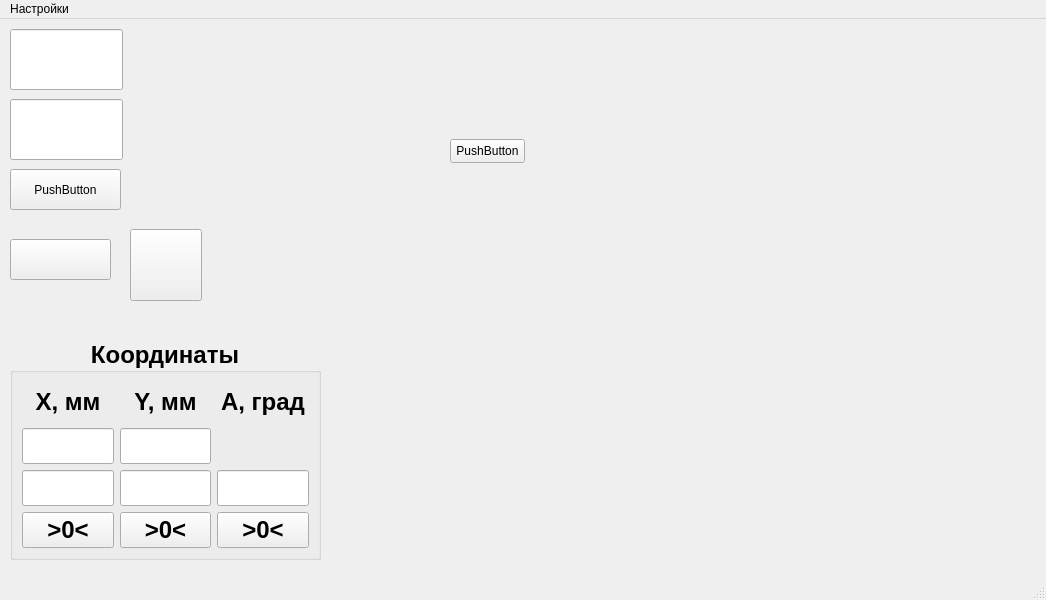
Old version of the form mainwindow.ui in the repository Wooferpenza/HMI.
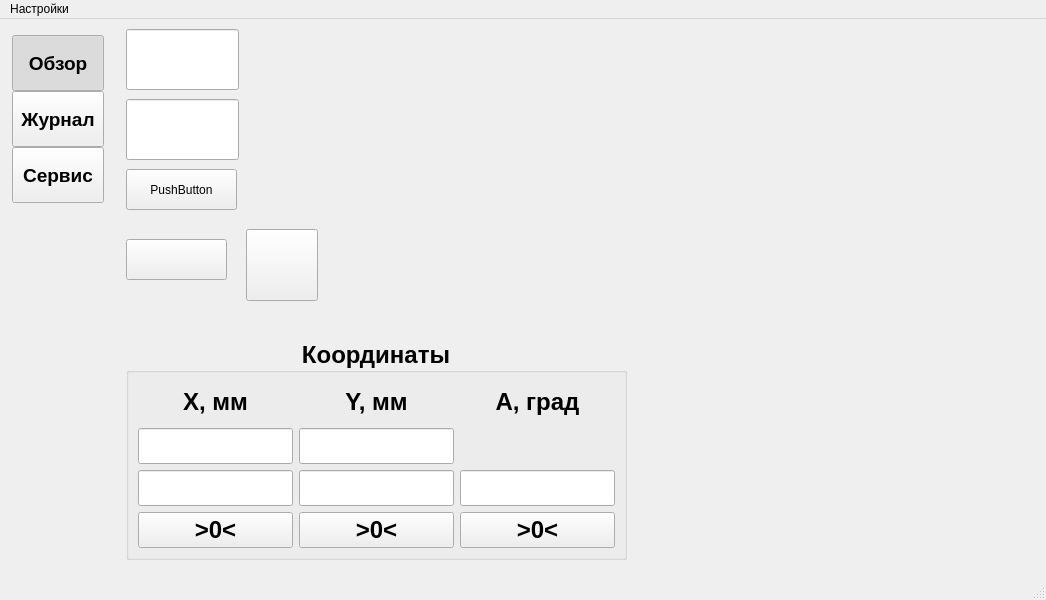
New version of the form. Custom widgets are drawn as their Qt base class.

Commit message: переключение окон

Diff of the .ui file:
```diff
--- a/mainwindow.ui
+++ b/mainwindow.ui
@@ -17,6 +17,188 @@
    <string>HMI</string>
   </property>
   <widget class="QWidget" name="centralwidget">
+   <layout class="QHBoxLayout" name="horizontalLayout_root">
+    <property name="spacing">
+     <number>0</number>
+    </property>
+    <property name="leftMargin">
+     <number>0</number>
+    </property>
+    <property name="topMargin">
+     <number>0</number>
+    </property>
+    <property name="rightMargin">
+     <number>0</number>
+    </property>
+    <property name="bottomMargin">
+     <number>0</number>
+    </property>
+    <item>
+     <layout class="QVBoxLayout" name="verticalLayout_nav">
+      <property name="sizeConstraint">
+       <enum>QLayout::SizeConstraint::SetMinAndMaxSize</enum>
+      </property>
+      <property name="leftMargin">
+       <number>12</number>
+      </property>
+      <property name="topMargin">
+       <number>16</number>
+      </property>
+      <property name="rightMargin">
+       <number>12</number>
+      </property>
+      <property name="bottomMargin">
+       <number>16</number>
+      </property>
+      <item>
+       <widget class="QToolButton" name="navButtonOverview">
+        <property name="sizePolicy">
+         <sizepolicy hsizetype="Minimum" vsizetype="Fixed">
+          <horstretch>0</horstretch>
+          <verstretch>0</verstretch>
+         </sizepolicy>
+        </property>
+        <property name="minimumSize">
+         <size>
+          <width>56</width>
+          <height>56</height>
+         </size>
+        </property>
+        <property name="font">
+         <font>
+          <pointsize>14</pointsize>
+          <bold>true</bold>
+         </font>
+        </property>
+        <property name="focusPolicy">
+         <enum>Qt::FocusPolicy::NoFocus</enum>
+        </property>
+        <property name="text">
+         <string>Обзор</string>
+        </property>
+        <property name="checkable">
+         <bool>true</bool>
+        </property>
+        <property name="checked">
+         <bool>true</bool>
+        </property>
+        <property name="toolButtonStyle">
+         <enum>Qt::ToolButtonStyle::ToolButtonTextOnly</enum>
+        </property>
+       </widget>
+      </item>
+      <item>
+       <widget class="QToolButton" name="navButtonJournal">
+        <property name="sizePolicy">
+         <sizepolicy hsizetype="Minimum" vsizetype="Fixed">
+          <horstretch>0</horstretch>
+          <verstretch>0</verstretch>
+         </sizepolicy>
+        </property>
+        <property name="minimumSize">
+         <size>
+          <width>56</width>
+          <height>56</height>
+         </size>
+        </property>
+        <property name="font">
+         <font>
+          <pointsize>14</pointsize>
+          <bold>true</bold>
+         </font>
+        </property>
+        <property name="focusPolicy">
+         <enum>Qt::FocusPolicy::NoFocus</enum>
+        </property>
+        <property name="text">
+         <string>Журнал</string>
+        </property>
+        <property name="checkable">
+         <bool>true</bool>
+        </property>
+        <property name="checked">
+         <bool>false</bool>
+        </property>
+        <property name="toolButtonStyle">
+         <enum>Qt::ToolButtonStyle::ToolButtonTextOnly</enum>
+        </property>
+       </widget>
+      </item>
+      <item>
+       <widget class="QToolButton" name="navButtonService">
+        <property name="sizePolicy">
+         <sizepolicy hsizetype="Minimum" vsizetype="Fixed">
+          <horstretch>0</horstretch>
+          <verstretch>0</verstretch>
+         </sizepolicy>
+        </property>
+        <property name="minimumSize">
+         <size>
+          <width>56</width>
+          <height>56</height>
+         </size>
+        </property>
+        <property name="font">
+         <font>
+          <pointsize>14</pointsize>
+          <bold>true</bold>
+         </font>
+        </property>
+        <property name="focusPolicy">
+         <enum>Qt::FocusPolicy::NoFocus</enum>
+        </property>
+        <property name="text">
+         <string>Сервис</string>
+        </property>
+        <property name="checkable">
+         <bool>true</bool>
+        </property>
+        <property name="checked">
+         <bool>false</bool>
+        </property>
+        <property name="toolButtonStyle">
+         <enum>Qt::ToolButtonStyle::ToolButtonTextOnly</enum>
+        </property>
+       </widget>
+      </item>
+      <item>
+       <spacer name="verticalSpacer_nav">
+        <property name="orientation">
+         <enum>Qt::Orientation::Vertical</enum>
+        </property>
+        <property name="sizeHint" stdset="0">
+         <size>
+          <width>20</width>
+          <height>40</height>
+         </size>
+        </property>
+       </spacer>
+      </item>
+     </layout>
+    </item>
+    <item>
+     <layout class="QVBoxLayout" name="verticalLayout_content">
+      <property name="spacing">
+       <number>0</number>
+      </property>
+      <property name="leftMargin">
+       <number>0</number>
+      </property>
+      <property name="topMargin">
+       <number>0</number>
+      </property>
+      <property name="rightMargin">
+       <number>0</number>
+      </property>
+      <property name="bottomMargin">
+       <number>0</number>
+      </property>
+      <item>
+       <widget class="QStackedWidget" name="stackedWidgetPages">
+        <property name="currentIndex">
+         <number>0</number>
+        </property>
+        <widget class="QWidget" name="pageOverview">
    <widget class="NumericDisplay" name="lineEdit">
     <property name="geometry">
      <rect>
@@ -144,7 +326,7 @@
      <rect>
       <x>10</x>
       <y>320</y>
-      <width>311</width>
+            <width>501</width>
       <height>221</height>
      </rect>
     </property>
@@ -171,6 +353,18 @@
       <layout class="QGridLayout" name="gridLayout">
        <item row="2" column="2">
         <widget class="QLabel" name="label_2">
+               <property name="sizePolicy">
+                <sizepolicy hsizetype="Minimum" vsizetype="Preferred">
+                 <horstretch>0</horstretch>
+                 <verstretch>0</verstretch>
+                </sizepolicy>
+               </property>
+               <property name="minimumSize">
+                <size>
+                 <width>120</width>
+                 <height>0</height>
+                </size>
+               </property>
          <property name="text">
           <string>Y, мм</string>
          </property>
@@ -181,6 +375,18 @@
        </item>
        <item row="4" column="2">
         <widget class="NumericDisplay" name="yRelDisplay">
+               <property name="sizePolicy">
+                <sizepolicy hsizetype="Minimum" vsizetype="Fixed">
+                 <horstretch>0</horstretch>
+                 <verstretch>0</verstretch>
+                </sizepolicy>
+               </property>
+               <property name="minimumSize">
+                <size>
+                 <width>120</width>
+                 <height>0</height>
+                </size>
+               </property>
          <property name="font">
           <font>
            <pointsize>18</pointsize>
@@ -206,6 +412,18 @@
        </item>
        <item row="3" column="2">
         <widget class="NumericDisplay" name="yAbsDisplay">
+               <property name="sizePolicy">
+                <sizepolicy hsizetype="Minimum" vsizetype="Fixed">
+                 <horstretch>0</horstretch>
+                 <verstretch>0</verstretch>
+                </sizepolicy>
+               </property>
+               <property name="minimumSize">
+                <size>
+                 <width>120</width>
+                 <height>0</height>
+                </size>
+               </property>
          <property name="font">
           <font>
            <pointsize>18</pointsize>
@@ -231,6 +449,12 @@
        </item>
        <item row="5" column="0">
         <widget class="MomentaryButton" name="xRstButton">
+               <property name="minimumSize">
+                <size>
+                 <width>120</width>
+                 <height>0</height>
+                </size>
+               </property>
          <property name="focusPolicy">
           <enum>Qt::FocusPolicy::NoFocus</enum>
          </property>
@@ -241,6 +465,18 @@
        </item>
        <item row="3" column="0">
         <widget class="NumericDisplay" name="xAbsDisplay">
+               <property name="sizePolicy">
+                <sizepolicy hsizetype="Minimum" vsizetype="Fixed">
+                 <horstretch>0</horstretch>
+                 <verstretch>0</verstretch>
+                </sizepolicy>
+               </property>
+               <property name="minimumSize">
+                <size>
+                 <width>120</width>
+                 <height>0</height>
+                </size>
+               </property>
          <property name="font">
           <font>
            <pointsize>18</pointsize>
@@ -266,6 +502,12 @@
        </item>
        <item row="5" column="2">
         <widget class="MomentaryButton" name="yRstButton">
+               <property name="minimumSize">
+                <size>
+                 <width>120</width>
+                 <height>0</height>
+                </size>
+               </property>
          <property name="focusPolicy">
           <enum>Qt::FocusPolicy::NoFocus</enum>
          </property>
@@ -276,6 +518,18 @@
        </item>
        <item row="4" column="0">
         <widget class="NumericDisplay" name="xRelDisplay">
+               <property name="sizePolicy">
+                <sizepolicy hsizetype="Minimum" vsizetype="Fixed">
+                 <horstretch>0</horstretch>
+                 <verstretch>0</verstretch>
+                </sizepolicy>
+               </property>
+               <property name="minimumSize">
+                <size>
+                 <width>120</width>
+                 <height>0</height>
+                </size>
+               </property>
          <property name="font">
           <font>
            <pointsize>18</pointsize>
@@ -301,6 +555,18 @@
        </item>
        <item row="2" column="0">
         <widget class="QLabel" name="label">
+               <property name="sizePolicy">
+                <sizepolicy hsizetype="Minimum" vsizetype="Preferred">
+                 <horstretch>0</horstretch>
+                 <verstretch>0</verstretch>
+                </sizepolicy>
+               </property>
+               <property name="minimumSize">
+                <size>
+                 <width>120</width>
+                 <height>0</height>
+                </size>
+               </property>
          <property name="layoutDirection">
           <enum>Qt::LayoutDirection::LeftToRight</enum>
          </property>
@@ -314,6 +580,18 @@
        </item>
        <item row="4" column="3">
         <widget class="NumericDisplay" name="aRelDisplay">
+               <property name="sizePolicy">
+                <sizepolicy hsizetype="Minimum" vsizetype="Fixed">
+                 <horstretch>0</horstretch>
+                 <verstretch>0</verstretch>
+                </sizepolicy>
+               </property>
+               <property name="minimumSize">
+                <size>
+                 <width>120</width>
+                 <height>0</height>
+                </size>
+               </property>
          <property name="font">
           <font>
            <pointsize>18</pointsize>
@@ -339,6 +617,18 @@
        </item>
        <item row="5" column="3">
         <widget class="MomentaryButton" name="aRstButton">
+               <property name="sizePolicy">
+                <sizepolicy hsizetype="Minimum" vsizetype="Fixed">
+                 <horstretch>0</horstretch>
+                 <verstretch>0</verstretch>
+                </sizepolicy>
+               </property>
+               <property name="minimumSize">
+                <size>
+                 <width>120</width>
+                 <height>0</height>
+                </size>
+               </property>
          <property name="focusPolicy">
           <enum>Qt::FocusPolicy::NoFocus</enum>
          </property>
@@ -349,6 +639,18 @@
        </item>
        <item row="2" column="3">
         <widget class="QLabel" name="label_3">
+               <property name="sizePolicy">
+                <sizepolicy hsizetype="Minimum" vsizetype="Preferred">
+                 <horstretch>0</horstretch>
+                 <verstretch>0</verstretch>
+                </sizepolicy>
+               </property>
+               <property name="minimumSize">
+                <size>
+                 <width>120</width>
+                 <height>0</height>
+                </size>
+               </property>
          <property name="text">
           <string>A, град</string>
          </property>
@@ -361,19 +663,80 @@
      </item>
     </layout>
    </widget>
-   <widget class="MultiStateButton" name="pushButton">
-    <property name="geometry">
-     <rect>
-      <x>450</x>
-      <y>120</y>
-      <width>75</width>
-      <height>24</height>
-     </rect>
-    </property>
+        </widget>
+        <widget class="QWidget" name="pageJournal">
+         <layout class="QVBoxLayout" name="verticalLayout_journal">
+          <property name="spacing">
+           <number>16</number>
+          </property>
+          <property name="leftMargin">
+           <number>24</number>
+          </property>
+          <property name="topMargin">
+           <number>24</number>
+          </property>
+          <property name="rightMargin">
+           <number>24</number>
+          </property>
+          <property name="bottomMargin">
+           <number>24</number>
+          </property>
+          <item>
+           <widget class="QLabel" name="labelJournalPlaceholder">
+            <property name="font">
+             <font>
+              <pointsize>18</pointsize>
+             </font>
+            </property>
     <property name="text">
-     <string>PushButton</string>
-    </property>
-   </widget>
+             <string>Журнал событий — в разработке</string>
+            </property>
+            <property name="alignment">
+             <set>Qt::AlignmentFlag::AlignCenter</set>
+            </property>
+           </widget>
+          </item>
+         </layout>
+        </widget>
+        <widget class="QWidget" name="pageService">
+         <layout class="QVBoxLayout" name="verticalLayout_service">
+          <property name="spacing">
+           <number>16</number>
+          </property>
+          <property name="leftMargin">
+           <number>24</number>
+          </property>
+          <property name="topMargin">
+           <number>24</number>
+          </property>
+          <property name="rightMargin">
+           <number>24</number>
+          </property>
+          <property name="bottomMargin">
+           <number>24</number>
+          </property>
+          <item>
+           <widget class="QLabel" name="labelServicePlaceholder">
+            <property name="font">
+             <font>
+              <pointsize>18</pointsize>
+             </font>
+            </property>
+            <property name="text">
+             <string>Сервис и диагностика — в разработке</string>
+            </property>
+            <property name="alignment">
+             <set>Qt::AlignmentFlag::AlignCenter</set>
+            </property>
+           </widget>
+          </item>
+         </layout>
+        </widget>
+       </widget>
+      </item>
+     </layout>
+    </item>
+   </layout>
   </widget>
   <widget class="QMenuBar" name="menubar">
    <property name="geometry">
```
Left out of the diff: 6 changed lines with no effect on the pictures. Lines whose indentation alone changed are shown as unchanged. The commit also changes 2 other files.
